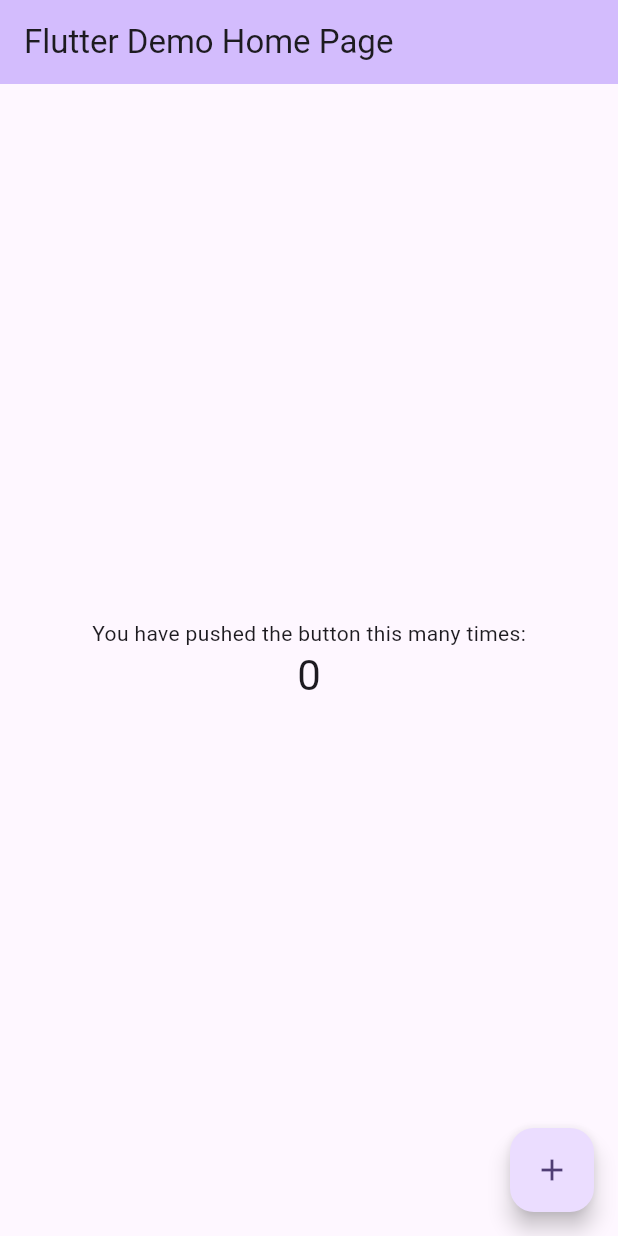
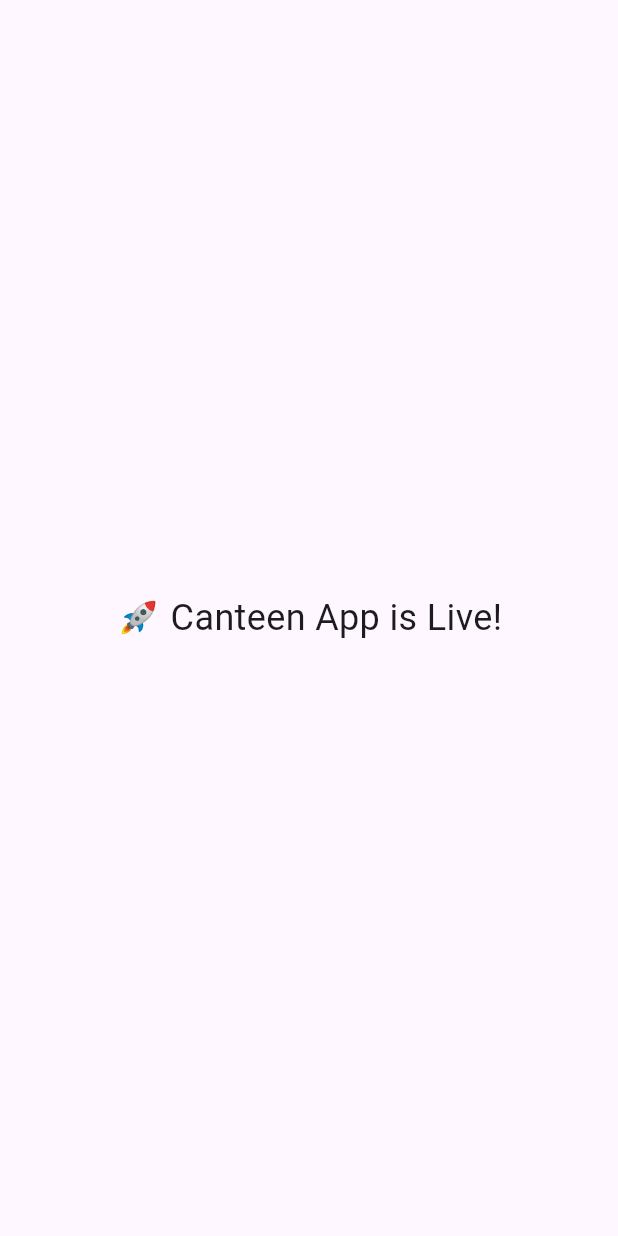
Before and after one commit to Ashil2005/canteen_app, a Flutter app: the screen it shows after launch, on a phone screen of 412 x 824 dp. Run offline on Flutter 3.47's test engine with Material 3 defaults, Android fonts, the light colour scheme and no system bars.

Commit message:
Initial project structure and home placeholder

```diff
--- a/lib/main.dart
+++ b/lib/main.dart
@@ -1,125 +1,34 @@
 import 'package:flutter/material.dart';
 
 void main() {
-  runApp(const MyApp());
+  runApp(CanteenApp());
 }
 
-class MyApp extends StatelessWidget {
-  const MyApp({super.key});
-
-  // This widget is the root of your application.
+class CanteenApp extends StatelessWidget {
   @override
   Widget build(BuildContext context) {
     return MaterialApp(
-      title: 'Flutter Demo',
+      title: 'Canteen App',
+      debugShowCheckedModeBanner: false,
       theme: ThemeData(
-        // This is the theme of your application.
-        //
-        // TRY THIS: Try running your application with "flutter run". You'll see
-        // the application has a purple toolbar. Then, without quitting the app,
-        // try changing the seedColor in the colorScheme below to Colors.green
-        // and then invoke "hot reload" (save your changes or press the "hot
-        // reload" button in a Flutter-supported IDE, or press "r" if you used
-        // the command line to start the app).
-        //
-        // Notice that the counter didn't reset back to zero; the application
-        // state is not lost during the reload. To reset the state, use hot
-        // restart instead.
-        //
-        // This works for code too, not just values: Most code changes can be
-        // tested with just a hot reload.
-        colorScheme: ColorScheme.fromSeed(seedColor: Colors.deepPurple),
+        primarySwatch: Colors.amber,
         useMaterial3: true,
       ),
-      home: const MyHomePage(title: 'Flutter Demo Home Page'),
+      home: HomePlaceholder(),
     );
   }
 }
 
-class MyHomePage extends StatefulWidget {
-  const MyHomePage({super.key, required this.title});
-
-  // This widget is the home page of your application. It is stateful, meaning
-  // that it has a State object (defined below) that contains fields that affect
-  // how it looks.
-
-  // This class is the configuration for the state. It holds the values (in this
-  // case the title) provided by the parent (in this case the App widget) and
-  // used by the build method of the State. Fields in a Widget subclass are
-  // always marked "final".
-
-  final String title;
-
-  @override
-  State<MyHomePage> createState() => _MyHomePageState();
-}
-
-class _MyHomePageState extends State<MyHomePage> {
-  int _counter = 0;
-
-  void _incrementCounter() {
-    setState(() {
-      // This call to setState tells the Flutter framework that something has
-      // changed in this State, which causes it to rerun the build method below
-      // so that the display can reflect the updated values. If we changed
-      // _counter without calling setState(), then the build method would not be
-      // called again, and so nothing would appear to happen.
-      _counter++;
-    });
-  }
-
+class HomePlaceholder extends StatelessWidget {
   @override
   Widget build(BuildContext context) {
-    // This method is rerun every time setState is called, for instance as done
-    // by the _incrementCounter method above.
-    //
-    // The Flutter framework has been optimized to make rerunning build methods
-    // fast, so that you can just rebuild anything that needs updating rather
-    // than having to individually change instances of widgets.
     return Scaffold(
-      appBar: AppBar(
-        // TRY THIS: Try changing the color here to a specific color (to
-        // Colors.amber, perhaps?) and trigger a hot reload to see the AppBar
-        // change color while the other colors stay the same.
-        backgroundColor: Theme.of(context).colorScheme.inversePrimary,
-        // Here we take the value from the MyHomePage object that was created by
-        // the App.build method, and use it to set our appbar title.
-        title: Text(widget.title),
-      ),
       body: Center(
-        // Center is a layout widget. It takes a single child and positions it
-        // in the middle of the parent.
-        child: Column(
-          // Column is also a layout widget. It takes a list of children and
-          // arranges them vertically. By default, it sizes itself to fit its
-          // children horizontally, and tries to be as tall as its parent.
-          //
-          // Column has various properties to control how it sizes itself and
-          // how it positions its children. Here we use mainAxisAlignment to
-          // center the children vertically; the main axis here is the vertical
-          // axis because Columns are vertical (the cross axis would be
-          // horizontal).
-          //
-          // TRY THIS: Invoke "debug painting" (choose the "Toggle Debug Paint"
-          // action in the IDE, or press "p" in the console), to see the
-          // wireframe for each widget.
-          mainAxisAlignment: MainAxisAlignment.center,
-          children: <Widget>[
-            const Text(
-              'You have pushed the button this many times:',
-            ),
-            Text(
-              '$_counter',
-              style: Theme.of(context).textTheme.headlineMedium,
-            ),
-          ],
+        child: Text(
+          '🚀 Canteen App is Live!',
+          style: TextStyle(fontSize: 24),
         ),
       ),
-      floatingActionButton: FloatingActionButton(
-        onPressed: _incrementCounter,
-        tooltip: 'Increment',
-        child: const Icon(Icons.add),
-      ), // This trailing comma makes auto-formatting nicer for build methods.
     );
   }
 }
```
